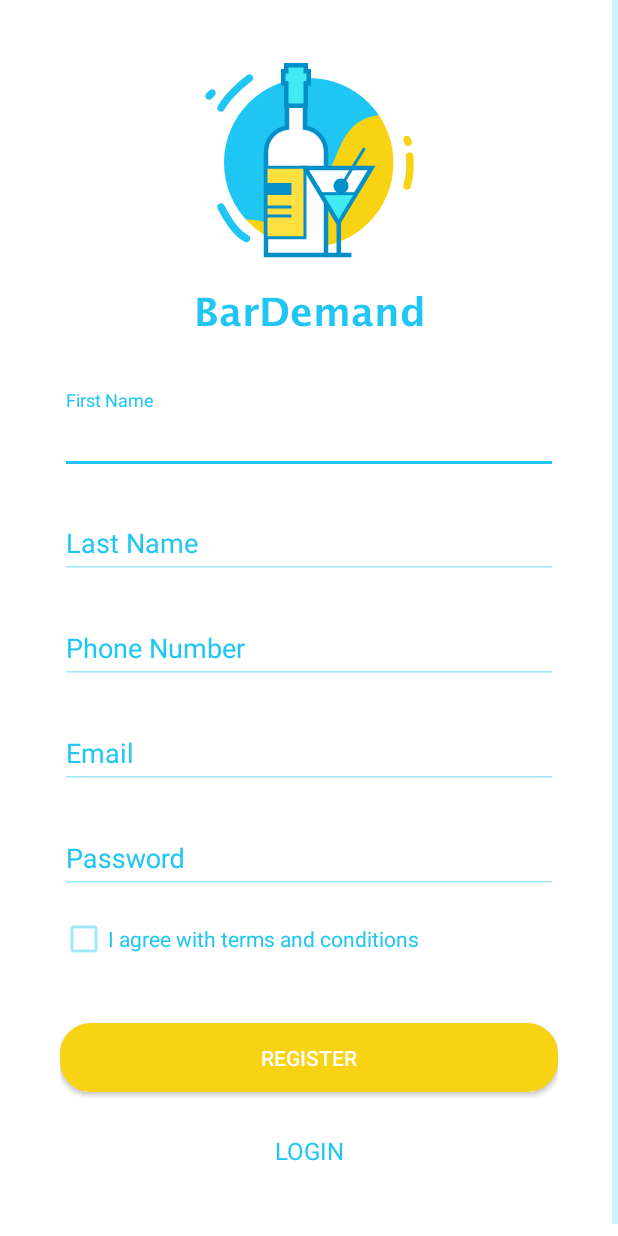
After one commit to avdavit/AllisonAndroid, an Android app: the RegisterActivity screen opened directly, with no data from a screen before it, on a phone screen of 412 x 824 dp. The commit adds this screen. Run offline under Robolectric (Android 15) with nearby library versions, the phone set to English and light mode, and no system bars.

Commit message:
Register

```diff
--- a/app/src/main/AndroidManifest.xml
+++ b/app/src/main/AndroidManifest.xml
@@ -12,7 +12,7 @@
         <activity
             android:name=".MainActivity"
             android:label="@string/app_name"
-            android:theme="@style/AppTheme.NoActionBar"></activity>
+            android:theme="@style/AppTheme.NoActionBar" />
         <activity
             android:name=".activities.SplashScreenActivity"
             android:configChanges="orientation"
@@ -27,6 +27,10 @@
         <activity
             android:name=".activities.onboarding.FirstInfoActivity"
             android:theme="@style/OnBoardingTheme" />
+        <activity
+            android:name=".activities.onboarding.RegisterActivity"
+            android:windowSoftInputMode="stateHidden"
+            android:theme="@style/OnBoardingTheme"></activity>
     </application>
 
 </manifest>
--- a/app/src/main/java/com/appeni/bartender/activities/onboarding/FirstInfoActivity.java
+++ b/app/src/main/java/com/appeni/bartender/activities/onboarding/FirstInfoActivity.java
@@ -7,7 +7,6 @@ import android.support.v4.app.FragmentManager;
 import android.support.v4.app.FragmentTransaction;
 import android.support.v7.app.AppCompatActivity;
 
-import com.appeni.bartender.MainActivity;
 import com.appeni.bartender.R;
 import com.appeni.bartender.onBoarding.PaperOnboardingFragment;
 import com.appeni.bartender.onBoarding.PaperOnboardingPage;
@@ -34,7 +33,7 @@ public class FirstInfoActivity extends AppCompatActivity {
         onBoardingFragment.setOnRightOutListener(new PaperOnboardingOnRightOutListener() {
             @Override
             public void onRightOut() {
-                Intent intent= new Intent(FirstInfoActivity.this, MainActivity.class);
+                Intent intent= new Intent(FirstInfoActivity.this, RegisterActivity.class);
                 startActivity(intent);
             }
         });
--- /dev/null
+++ b/app/src/main/java/com/appeni/bartender/activities/onboarding/RegisterActivity.java
@@ -0,0 +1,15 @@
+package com.appeni.bartender.activities.onboarding;
+
+import android.os.Bundle;
+import android.support.v7.app.AppCompatActivity;
+
+import com.appeni.bartender.R;
+
+public class RegisterActivity extends AppCompatActivity {
+
+    @Override
+    protected void onCreate(Bundle savedInstanceState) {
+        super.onCreate(savedInstanceState);
+        setContentView(R.layout.activity_register);
+    }
+}
--- /dev/null
+++ b/app/src/main/res/drawable/btn_register.xml
@@ -0,0 +1,10 @@
+<?xml version="1.0" encoding="utf-8"?>
+<selector xmlns:android="http://schemas.android.com/apk/res/android">
+    <item>
+        <shape android:shape="rectangle"  >
+            <corners android:radius="20dip" />
+            <stroke android:width="1dip" android:color="@color/colorAccent" />
+            <solid android:color="@color/colorAccent" />
+        </shape>
+    </item>
+</selector>
--- /dev/null
+++ b/app/src/main/res/layout/activity_register.xml
@@ -0,0 +1,153 @@
+<?xml version="1.0" encoding="utf-8"?>
+<ScrollView xmlns:android="http://schemas.android.com/apk/res/android"
+    xmlns:tools="http://schemas.android.com/tools"
+    android:layout_width="match_parent"
+    android:layout_height="match_parent"
+
+    tools:context="com.appeni.bartender.activities.onboarding.RegisterActivity">
+
+    <LinearLayout
+        android:layout_width="match_parent"
+        android:layout_height="match_parent"
+        android:background="@color/white"
+        android:orientation="vertical"
+        android:padding="@dimen/spacing_huge">
+
+        <ImageView
+            android:layout_width="match_parent"
+            android:layout_height="wrap_content"
+            android:layout_marginBottom="@dimen/spacing_huge"
+            android:src="@drawable/img_logo" />
+
+        <android.support.design.widget.TextInputLayout
+            android:layout_width="match_parent"
+            android:layout_height="wrap_content">
+
+            <AutoCompleteTextView
+                android:id="@+id/firstNameET"
+                android:layout_width="match_parent"
+                android:layout_height="wrap_content"
+                android:layout_below="@+id/textView1"
+                android:layout_centerHorizontal="true"
+                android:layout_marginBottom="@dimen/spacing_normal"
+                android:ems="10"
+                android:hint="First Name"
+                android:imeOptions="actionNext"
+                android:inputType="textPersonName"
+                android:maxLines="1"
+                android:text=""
+                android:textColor="@color/txt_black" />
+        </android.support.design.widget.TextInputLayout>
+
+
+        <android.support.design.widget.TextInputLayout
+            android:layout_width="match_parent"
+            android:layout_height="wrap_content">
+
+            <AutoCompleteTextView
+                android:id="@+id/lastNameET"
+                android:layout_width="match_parent"
+                android:layout_height="wrap_content"
+                android:layout_below="@+id/textView1"
+                android:layout_centerHorizontal="true"
+                android:layout_marginBottom="@dimen/spacing_normal"
+                android:ems="10"
+                android:hint="Last Name"
+                android:imeOptions="actionNext"
+                android:inputType="textPersonName"
+                android:maxLines="1"
+                android:text=""
+                android:textColor="@color/txt_black" />
+        </android.support.design.widget.TextInputLayout>
+
+
+        <android.support.design.widget.TextInputLayout
+            android:layout_width="match_parent"
+            android:layout_height="wrap_content">
+
+            <AutoCompleteTextView
+                android:id="@+id/phoneET"
+                android:layout_width="match_parent"
+                android:layout_height="wrap_content"
+                android:layout_below="@+id/textView1"
+                android:layout_centerHorizontal="true"
+                android:layout_marginBottom="@dimen/spacing_normal"
+                android:ems="10"
+                android:hint="Phone Number"
+                android:imeOptions="actionNext"
+                android:inputType="phone"
+                android:maxLines="1"
+                android:text=""
+                android:textColor="@color/txt_black" />
+        </android.support.design.widget.TextInputLayout>
+
+
+        <android.support.design.widget.TextInputLayout
+            android:layout_width="match_parent"
+            android:layout_height="wrap_content">
+
+            <AutoCompleteTextView
+                android:id="@+id/emailET"
+                android:layout_width="match_parent"
+                android:layout_height="wrap_content"
+                android:layout_below="@+id/textView1"
+                android:layout_centerHorizontal="true"
+                android:layout_marginBottom="@dimen/spacing_normal"
+                android:ems="10"
+                android:hint="Email"
+                android:imeOptions="actionNext"
+                android:inputType="textEmailAddress"
+                android:maxLines="1"
+                android:text=""
+                android:textColor="@color/txt_black" />
+        </android.support.design.widget.TextInputLayout>
+
+
+        <android.support.design.widget.TextInputLayout
+            android:layout_width="match_parent"
+            android:layout_height="wrap_content">
+
+            <AutoCompleteTextView
+                android:id="@+id/passwordET"
+                android:layout_width="match_parent"
+                android:layout_height="wrap_content"
+                android:layout_below="@+id/textView1"
+                android:layout_centerHorizontal="true"
+                android:layout_marginBottom="@dimen/spacing_normal"
+                android:ems="10"
+                android:hint="Password"
+                android:imeOptions="actionDone"
+                android:inputType="textPassword"
+                android:maxLines="1"
+                android:text=""
+                android:textColor="@color/txt_black" />
+        </android.support.design.widget.TextInputLayout>
+
+
+        <CheckBox
+            android:layout_width="wrap_content"
+            android:layout_height="wrap_content"
+            android:text="I agree with terms and conditions"
+            android:layout_marginBottom="@dimen/spacing_huge"
+            android:textColor="@color/colorPrimary" />
+
+        <Button
+            android:layout_width="match_parent"
+            android:layout_height="46dp"
+            android:background="@drawable/btn_register"
+            android:layout_marginBottom="@dimen/spacing_normal"
+            android:text="REGISTER"
+            android:textColor="@color/white" />
+
+        <TextView
+            android:layout_width="match_parent"
+            android:layout_height="match_parent"
+            android:gravity="center_horizontal"
+            android:text="LOGIN"
+            android:textColor="@color/colorPrimary"
+            android:padding="@dimen/spacing_normal"
+            android:textSize="@dimen/font_large_16" />
+    </LinearLayout>
+
+
+</ScrollView>
--- a/app/src/main/res/values/colors.xml
+++ b/app/src/main/res/values/colors.xml
@@ -4,11 +4,9 @@
     <color name="colorPrimaryDark">#048FC9</color>
     <color name="colorAccent">#F7D314</color>
 
-
     <color name="bg_blue">#03BCE9</color>
     <color name="bg_yellow">#F7BF0E</color>
-
-
+    <color name="txt_black">#4A4A4A</color>
 
 
     <!-- Commons -->
--- a/app/src/main/res/values/styles.xml
+++ b/app/src/main/res/values/styles.xml
@@ -31,6 +31,13 @@
     <style name="OnBoardingTheme" parent="Theme.AppCompat.NoActionBar">
         <item name="android:windowNoTitle">true</item>
         <item name="android:windowFullscreen">true</item>
+        <item name="colorAccent">@color/colorPrimary</item>
+        <item name="android:textColorHint">@color/colorPrimary</item>
+        <item name="android:textColor">@color/colorPrimary</item>
+
+        <item name="colorControlNormal">#6b1fc6f4</item>
+        <item name="colorControlActivated">@color/colorPrimary</item>
+
     </style>
 
 
```
Also changed, not shown: app/src/main/res/drawable-hdpi/img_logo.png (added), app/src/main/res/drawable-hdpi/img_logo_symbol.png (added), app/src/main/res/drawable-mdpi/img_logo.png (added), app/src/main/res/drawable-mdpi/img_logo_symbol.png (added), app/src/main/res/drawable-xhdpi/img_logo.png (added), app/src/main/res/drawable-xhdpi/img_logo_symbol.png (added), app/src/main/res/drawable-xxhdpi/img_logo.png (added), app/src/main/res/drawable-xxhdpi/img_logo_symbol.png (added), app/src/main/res/drawable-xxxhdpi/img_logo.png (added), app/src/main/res/drawable-xxxhdpi/img_logo_symbol.png (added).
